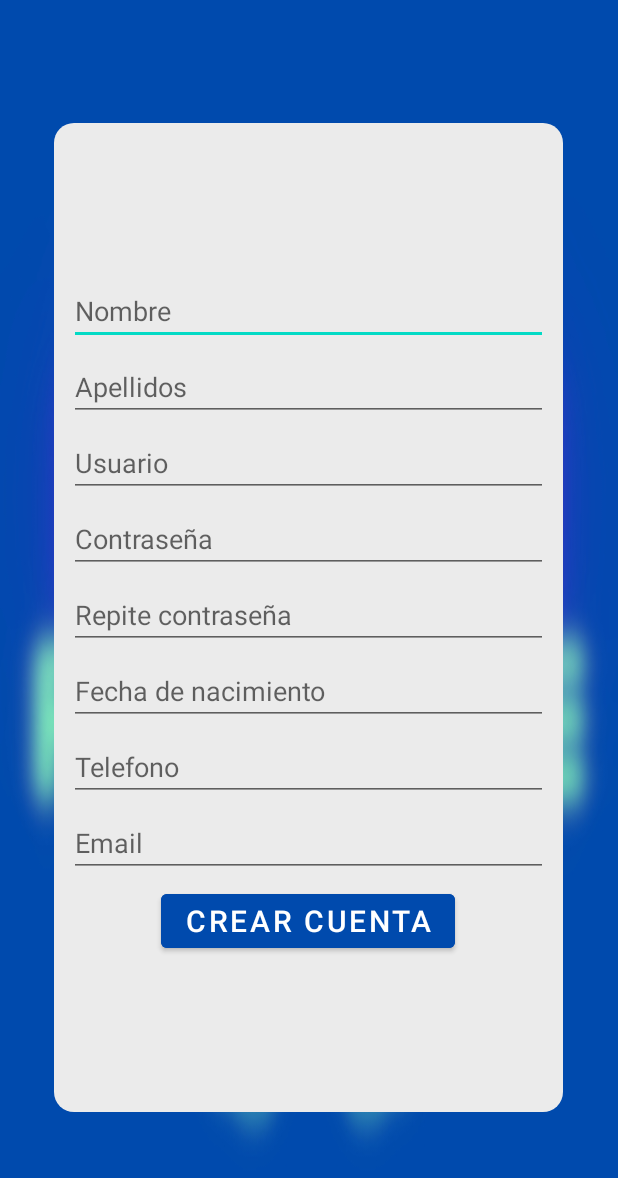
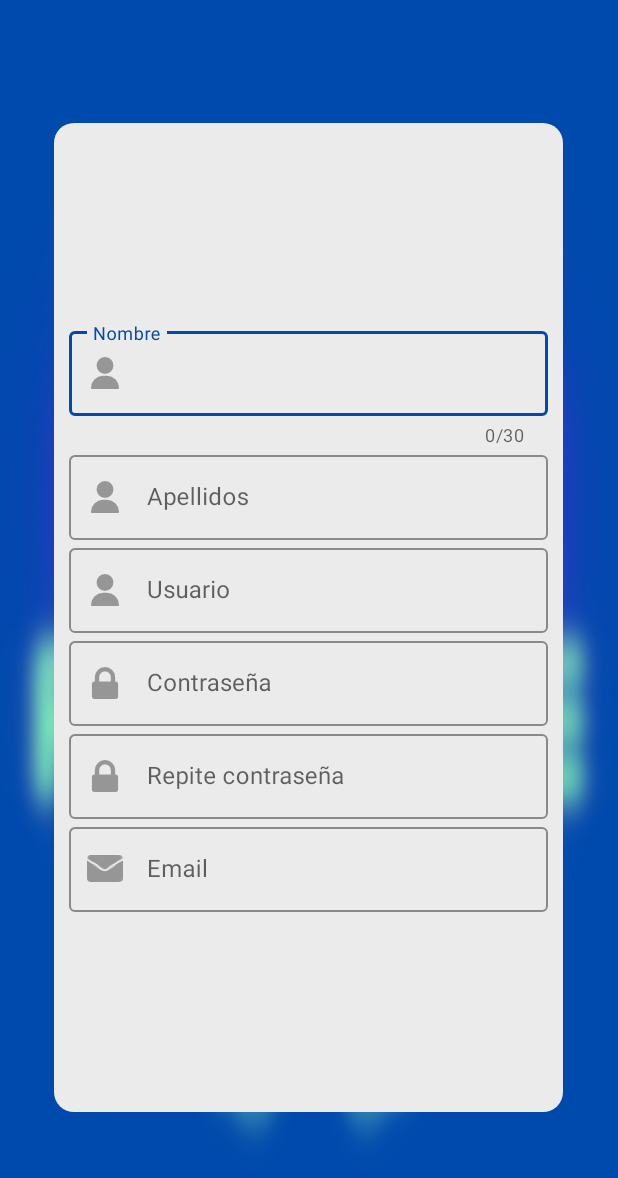
Before and after one commit to paf106/MyGymRoutine, an Android app: the Registro screen opened directly, with no data from a screen before it, on a phone screen of 412 x 824 dp. Shown: the top 1178 px of the screen. Run offline under Robolectric (Android 15) with nearby library versions, the phone set to English and light mode, and no system bars.

Commit message:
New aspect

```diff
--- a/MyApp/app/src/main/res/layout/activity_registro.xml
+++ b/MyApp/app/src/main/res/layout/activity_registro.xml
@@ -3,6 +3,7 @@
     xmlns:tools="http://schemas.android.com/tools"
     android:layout_width="match_parent"
     android:layout_height="match_parent"
+    xmlns:app="http://schemas.android.com/apk/res-auto"
     android:orientation="vertical"
     android:gravity="center"
     android:background="@drawable/background_image_blur"
@@ -43,69 +44,118 @@
                 android:layout_height="0dp"
                 android:layout_weight="0.8">
 
-                <EditText
-                    android:id="@+id/etName"
+                <!-- NOMBRE -->
+                <com.google.android.material.textfield.TextInputLayout
                     android:layout_width="match_parent"
                     android:layout_height="wrap_content"
-                    android:layout_marginBottom="5dp"
-                    android:hint="Nombre"></EditText>
+                    android:hint="Nombre"
+                    app:hintTextColor="#0149AD"
+                    app:boxStrokeColor="#004AAD"
+                    app:counterEnabled="true"
+                    app:counterMaxLength="30"
+                    app:endIconMode="clear_text"
+                    style="@style/Widget.MaterialComponents.TextInputLayout.OutlinedBox"
+                    app:startIconDrawable="@drawable/ic_user">
 
-                <EditText
-                    android:id="@+id/etSurname"
+                    <com.google.android.material.textfield.TextInputEditText
+                        android:layout_width="match_parent"
+                        android:layout_height="wrap_content">
+
+                    </com.google.android.material.textfield.TextInputEditText>
+                </com.google.android.material.textfield.TextInputLayout>
+
+                <!-- APELLIDOS -->
+                <com.google.android.material.textfield.TextInputLayout
                     android:layout_width="match_parent"
                     android:layout_height="wrap_content"
-                    android:layout_marginBottom="5dp"
-                    android:hint="Apellidos"></EditText>
+                    android:hint="Apellidos"
+                    app:hintTextColor="#0149AD"
+                    app:boxStrokeColor="#004AAD"
+                    app:endIconMode="clear_text"
+                    style="@style/Widget.MaterialComponents.TextInputLayout.OutlinedBox"
+                    app:startIconDrawable="@drawable/ic_user">
 
-                <EditText
-                    android:id="@+id/etUser"
+                    <com.google.android.material.textfield.TextInputEditText
+                        android:layout_width="match_parent"
+                        android:layout_height="wrap_content">
+
+                    </com.google.android.material.textfield.TextInputEditText>
+                </com.google.android.material.textfield.TextInputLayout>
+
+                <!-- USUARIO
+                - Poner que compruebe si el nombre de usuario está disponible contra la
+                    base de datos
+                -->
+                <com.google.android.material.textfield.TextInputLayout
                     android:layout_width="match_parent"
                     android:layout_height="wrap_content"
-                    android:layout_marginBottom="5dp"
-                    android:hint="Usuario"></EditText>
+                    android:hint="Usuario"
+                    app:hintTextColor="#0149AD"
+                    app:boxStrokeColor="#004AAD"
+                    app:endIconMode="clear_text"
+                    style="@style/Widget.MaterialComponents.TextInputLayout.OutlinedBox"
+                    app:startIconDrawable="@drawable/ic_user">
 
-                <EditText
-                    android:id="@+id/etPassword"
+                    <com.google.android.material.textfield.TextInputEditText
+                        android:layout_width="match_parent"
+                        android:layout_height="wrap_content">
+
+                    </com.google.android.material.textfield.TextInputEditText>
+                </com.google.android.material.textfield.TextInputLayout>
+
+                <!-- CONTRASEÑA -->
+                <com.google.android.material.textfield.TextInputLayout
                     android:layout_width="match_parent"
                     android:layout_height="wrap_content"
-                    android:layout_marginBottom="5dp"
-                    android:hint="Contraseña"></EditText>
+                    android:hint="Contraseña"
+                    app:hintTextColor="#0149AD"
+                    app:boxStrokeColor="#004AAD"
+                    app:endIconMode="clear_text"
+                    style="@style/Widget.MaterialComponents.TextInputLayout.OutlinedBox"
+                    app:startIconDrawable="@drawable/ic_lock">
 
-                <EditText
-                    android:id="@+id/etRepeatPassword"
+                    <com.google.android.material.textfield.TextInputEditText
+                        android:layout_width="match_parent"
+                        android:layout_height="wrap_content">
+
+                    </com.google.android.material.textfield.TextInputEditText>
+                </com.google.android.material.textfield.TextInputLayout>
+
+                <!-- REPITE CONTRASEÑA -->
+                <com.google.android.material.textfield.TextInputLayout
                     android:layout_width="match_parent"
                     android:layout_height="wrap_content"
-                    android:layout_marginBottom="5dp"
-                    android:hint="Repite contraseña"></EditText>
+                    android:hint="Repite contraseña"
+                    app:hintTextColor="#0149AD"
+                    app:boxStrokeColor="#004AAD"
+                    app:endIconMode="clear_text"
+                    style="@style/Widget.MaterialComponents.TextInputLayout.OutlinedBox"
+                    app:startIconDrawable="@drawable/ic_lock">
 
-                <EditText
-                    android:id="@+id/etBirthday"
+                    <com.google.android.material.textfield.TextInputEditText
+                        android:layout_width="match_parent"
+                        android:layout_height="wrap_content">
+
+                    </com.google.android.material.textfield.TextInputEditText>
+                </com.google.android.material.textfield.TextInputLayout>
+
+                <!-- EMAIL -->
+                <com.google.android.material.textfield.TextInputLayout
                     android:layout_width="match_parent"
                     android:layout_height="wrap_content"
-                    android:layout_marginBottom="5dp"
-                    android:hint="Fecha de nacimiento"></EditText>
+                    android:hint="Email"
+                    app:hintTextColor="#0149AD"
+                    app:boxStrokeColor="#004AAD"
+                    app:endIconMode="clear_text"
+                    style="@style/Widget.MaterialComponents.TextInputLayout.OutlinedBox"
+                    app:startIconDrawable="@drawable/ic_email">
 
-                <EditText
-                    android:id="@+id/etPhonenumber"
-                    android:layout_width="match_parent"
-                    android:layout_height="wrap_content"
-                    android:layout_marginBottom="5dp"
-                    android:hint="Telefono"></EditText>
+                    <com.google.android.material.textfield.TextInputEditText
+                        android:layout_width="match_parent"
+                        android:layout_height="wrap_content">
 
-                <EditText
-                    android:id="@+id/etEmail"
-                    android:layout_width="match_parent"
-                    android:layout_height="wrap_content"
-                    android:layout_marginBottom="5dp"
-                    android:hint="Email"></EditText>
-
-                <Button
-                    android:id="@+id/btnLogIn"
-                    android:layout_width="wrap_content"
-                    android:layout_height="wrap_content"
-                    android:backgroundTint="#004AAD"
-                    android:text="Crear cuenta"
-                    android:textSize="20dp"></Button>
+                    </com.google.android.material.textfield.TextInputEditText>
+                </com.google.android.material.textfield.TextInputLayout>
 
             </LinearLayout>
 
@@ -127,4 +177,6 @@
 
 
 
+
+
 </LinearLayout>
--- a/MyApp/app/src/main/res/layout/log_in_activity.xml
+++ b/MyApp/app/src/main/res/layout/log_in_activity.xml
@@ -86,7 +86,7 @@
                     android:id="@+id/btnLogIn"
                     android:layout_width="wrap_content"
                     android:layout_height="wrap_content"
-                    android:backgroundTint="#9058D1"
+                    android:backgroundTint="#0281D6"
                     android:text="Entrar"
                     android:textSize="20dp"></Button>
                 <TextView
```
